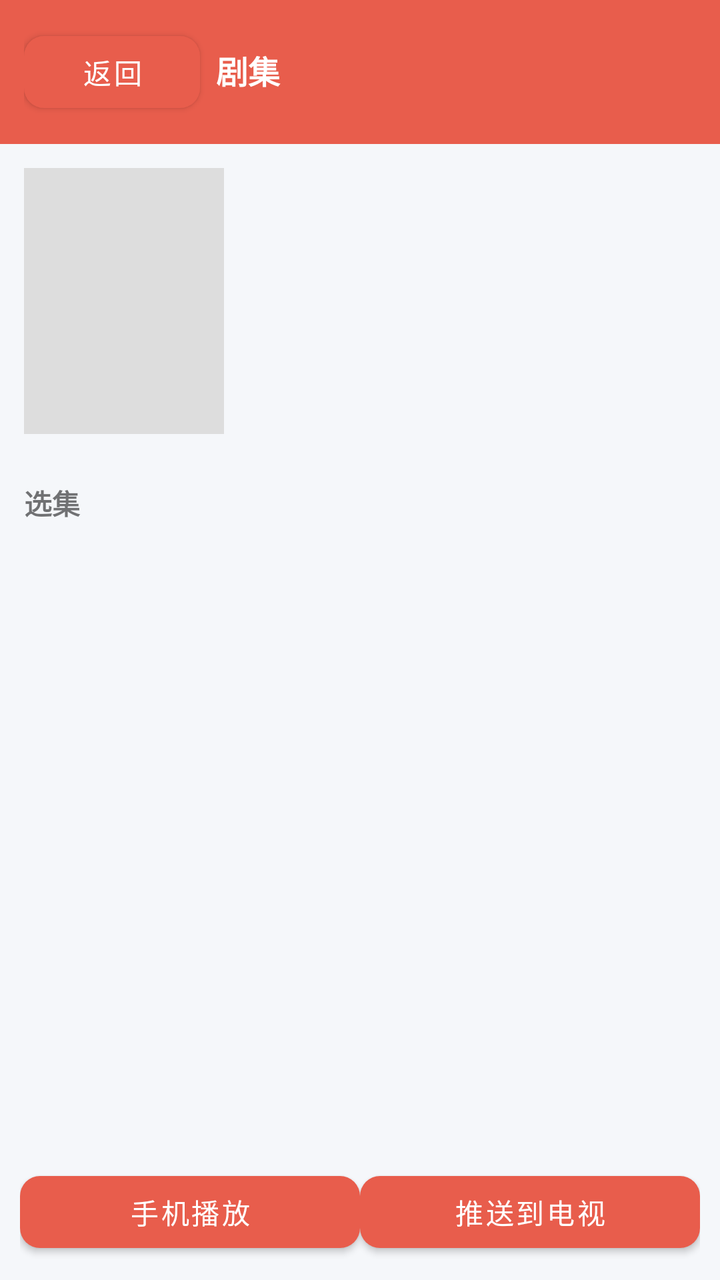
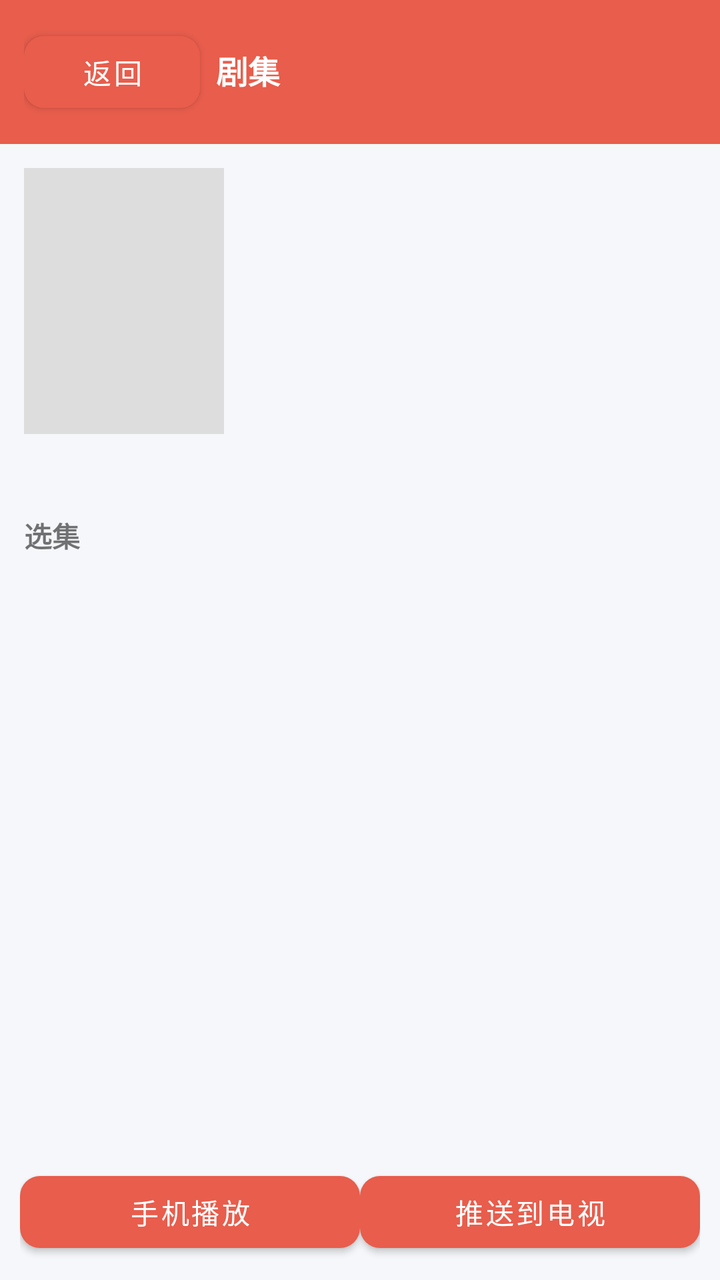

An Android layout rendered at two revisions. The XML below is the earlier revision; the diff shows what the commit changed to produce the second picture.
<!-- AndroidManifest.xml: application theme Theme.HongguoPhone -->
<!-- res/layout/activity_series_detail.xml -->
<?xml version="1.0" encoding="utf-8"?>
<LinearLayout xmlns:android="http://schemas.android.com/apk/res/android"
    android:orientation="vertical"
    android:layout_width="match_parent"
    android:layout_height="match_parent"
    android:background="#F5F7FA">
    <LinearLayout android:orientation="horizontal" android:padding="12dp"
        android:layout_width="match_parent" android:layout_height="wrap_content"
        android:background="@color/hg_primary">
        <Button android:id="@+id/btnBack" android:layout_width="wrap_content"
            android:layout_height="wrap_content" android:text="返回" />
        <TextView android:id="@+id/detailTitle" android:layout_width="0dp" android:layout_weight="1"
            android:layout_height="wrap_content" android:textColor="#FFFFFF"
            android:textSize="16sp" android:textStyle="bold" android:gravity="center_vertical"
            android:paddingStart="8dp" android:text="剧集" />
    </LinearLayout>
    <LinearLayout android:orientation="horizontal" android:padding="12dp"
        android:layout_width="match_parent" android:layout_height="wrap_content">
        <ImageView android:id="@+id/cover" android:layout_width="100dp" android:layout_height="133dp"
            android:scaleType="centerCrop" android:background="#DDD" />
        <TextView android:id="@+id/meta" android:layout_width="0dp" android:layout_weight="1"
            android:layout_height="wrap_content" android:layout_marginStart="12dp"
            android:textSize="13sp" android:textColor="#444" />
    </LinearLayout>
    <TextView android:layout_width="match_parent" android:layout_height="wrap_content"
        android:padding="12dp" android:text="选集" android:textStyle="bold" />
    <GridView android:id="@+id/episodeGrid" android:layout_width="match_parent"
        android:layout_height="0dp" android:layout_weight="1"
        android:numColumns="4" android:horizontalSpacing="6dp" android:verticalSpacing="6dp"
        android:padding="8dp" android:stretchMode="columnWidth" />
    <LinearLayout android:orientation="horizontal" android:layout_width="match_parent"
        android:layout_height="wrap_content" android:padding="10dp">
        <Button android:id="@+id/btnPlayPhone" android:layout_width="0dp" android:layout_weight="1"
            android:layout_height="wrap_content" android:text="手机播放" />
        <Button android:id="@+id/btnPushTv" android:layout_width="0dp" android:layout_weight="1"
            android:layout_height="wrap_content" android:text="推送到电视" />
    </LinearLayout>
</LinearLayout>
<!-- resources referenced by this layout -->
<resources>
  <color name="hg_primary">#E85D4C</color>
  <style name="Theme.HongguoPhone" parent="Theme.MaterialComponents.Light.NoActionBar">
          <item name="colorPrimary">@color/hg_primary</item>
          <item name="colorPrimaryVariant">@color/hg_primary_dark</item>
          <item name="colorSecondary">@color/hg_secondary</item>
          <item name="colorOnPrimary">@android:color/white</item>
          <item name="colorOnSecondary">@android:color/white</item>
          <item name="android:statusBarColor">@color/hg_primary_dark</item>
          <item name="android:navigationBarColor">@color/hg_surface</item>
          <item name="android:windowBackground">@color/hg_bg</item>
          <item name="materialButtonStyle">@style/WidgetHongguoButton</item>
      </style>
  <color name="hg_primary_dark">#C62828</color>
  <color name="hg_secondary">#1565C0</color>
  <color name="hg_surface">#FFFFFF</color>
  <color name="hg_bg">#F5F7FA</color>
  <style name="WidgetHongguoButton" parent="Widget.MaterialComponents.Button">
          <item name="cornerRadius">@dimen/btn_radius</item>
          <item name="android:minHeight">48dp</item>
          <item name="backgroundTint">@color/hg_primary</item>
      </style>
  <dimen name="btn_radius">10dp</dimen>
</resources>

<!-- the commit's change to res/layout/activity_series_detail.xml (unified diff, before → after) -->
@@ -22,6 +22,9 @@
             android:layout_height="wrap_content" android:layout_marginStart="12dp"
             android:textSize="13sp" android:textColor="#444" />
     </LinearLayout>
+    <TextView android:id="@+id/sourceNote" android:layout_width="match_parent"
+        android:layout_height="wrap_content" android:paddingHorizontal="12dp"
+        android:textSize="12sp" android:textColor="#E65100" />
     <TextView android:layout_width="match_parent" android:layout_height="wrap_content"
         android:padding="12dp" android:text="选集" android:textStyle="bold" />
     <GridView android:id="@+id/episodeGrid" android:layout_width="match_parent"
